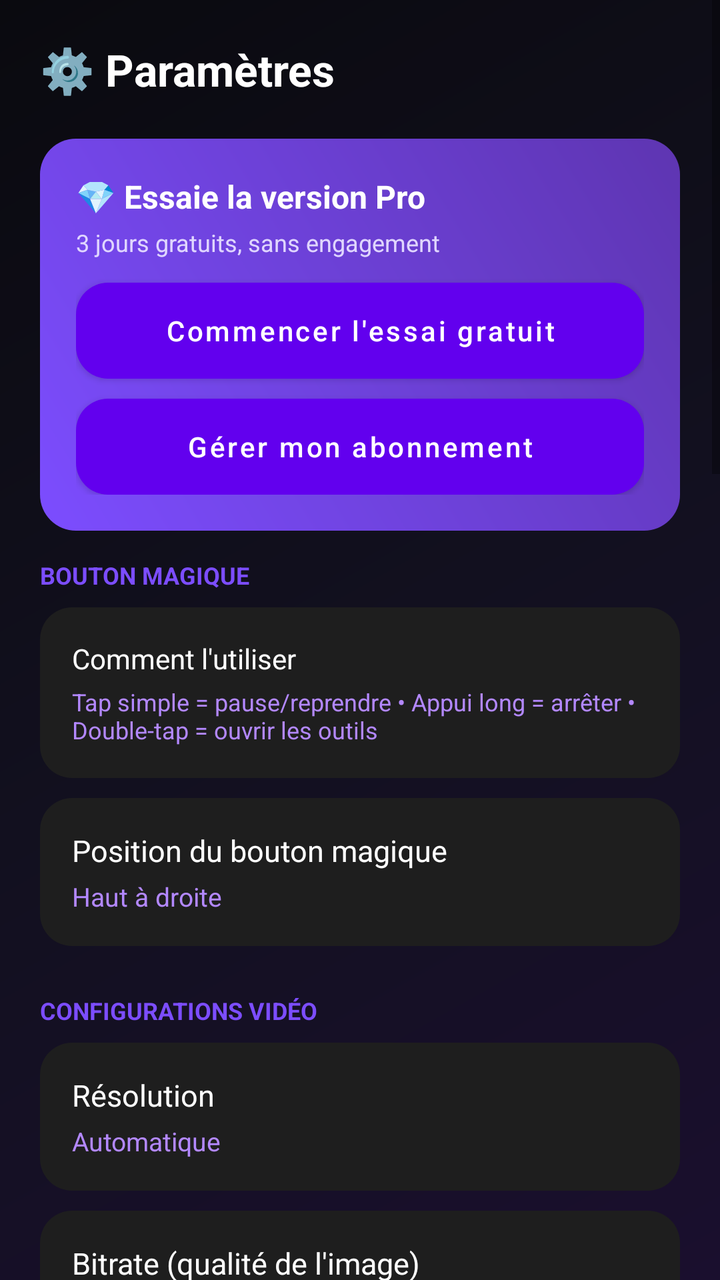
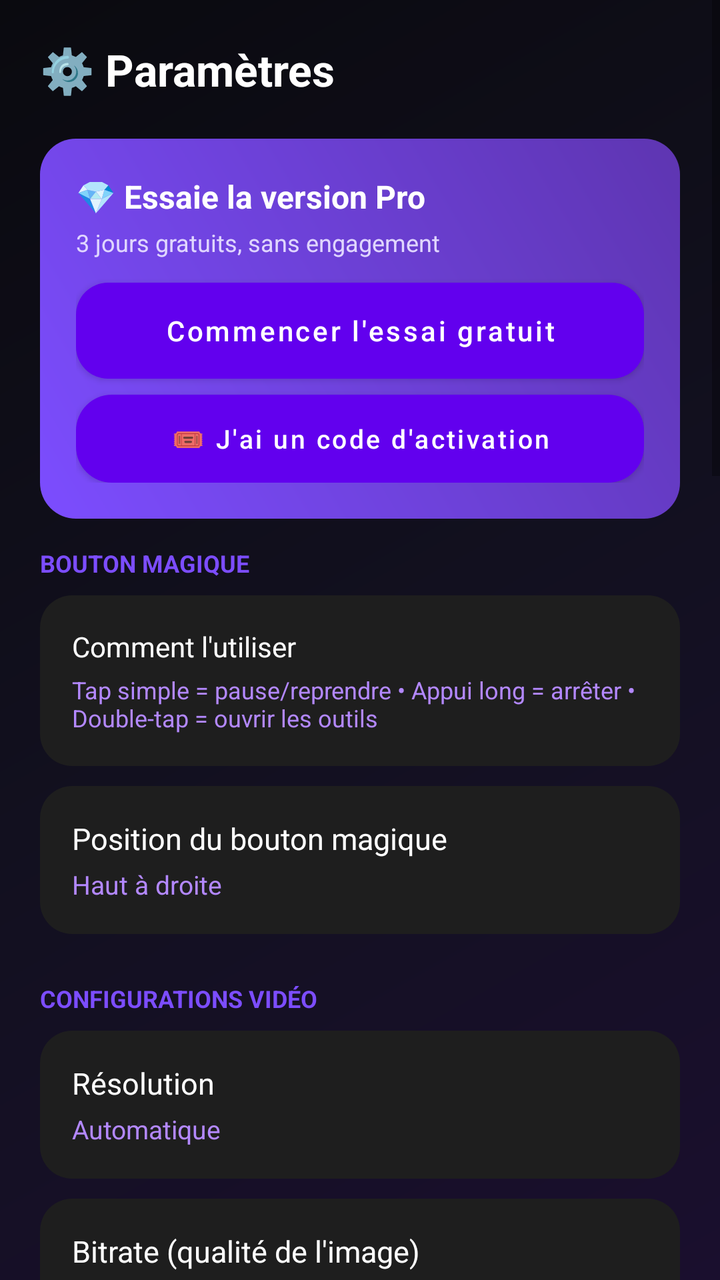

Screens rendered from an Android XML layout before and after an edit, with the pre-edit source and the edit as a unified diff.
<!-- AndroidManifest.xml: application theme Theme.ScreenRecorder -->
<!-- res/layout/activity_settings.xml -->
<?xml version="1.0" encoding="utf-8"?>
<ScrollView xmlns:android="http://schemas.android.com/apk/res/android"
    android:layout_width="match_parent"
    android:layout_height="match_parent"
    android:background="@drawable/bg_gradient_screen">

    <LinearLayout
        android:layout_width="match_parent"
        android:layout_height="wrap_content"
        android:orientation="vertical"
        android:padding="20dp">

        <TextView
            android:layout_width="wrap_content"
            android:layout_height="wrap_content"
            android:text="⚙️ Paramètres"
            android:textColor="#FFFFFF"
            android:textSize="22sp"
            android:textStyle="bold"
            android:layout_marginBottom="6dp" />

        <LinearLayout
            android:id="@+id/trialCard"
            android:layout_width="match_parent"
            android:layout_height="wrap_content"
            android:orientation="vertical"
            android:background="@drawable/bg_stat_purple"
            android:padding="18dp"
            android:layout_marginTop="14dp"
            android:layout_marginBottom="14dp">

            <TextView
                android:id="@+id/trialTitle"
                android:layout_width="wrap_content"
                android:layout_height="wrap_content"
                android:text="💎 Essaie la version Pro"
                android:textColor="#FFFFFF"
                android:textSize="16sp"
                android:textStyle="bold" />

            <TextView
                android:id="@+id/trialSubtitle"
                android:layout_width="wrap_content"
                android:layout_height="wrap_content"
                android:text="3 jours gratuits, sans engagement"
                android:textColor="#E0D6FF"
                android:textSize="12sp"
                android:layout_marginTop="4dp"
                android:layout_marginBottom="12dp" />

            <Button
                android:id="@+id/trialButton"
                android:layout_width="match_parent"
                android:layout_height="48dp"
                android:background="@drawable/bg_card"
                android:textColor="#FFFFFF"
                android:textAllCaps="false"
                android:text="Commencer l'essai gratuit" />

            <Button
                android:id="@+id/manageSubscriptionButton"
                android:layout_width="match_parent"
                android:layout_height="48dp"
                android:background="@drawable/bg_card"
                android:textColor="#FFFFFF"
                android:textAllCaps="false"
                android:text="Gérer mon abonnement"
                android:layout_marginTop="10dp" />

        </LinearLayout>

        <TextView
            android:layout_width="wrap_content"
            android:layout_height="wrap_content"
            android:text="BOUTON MAGIQUE"
            android:textColor="#7C4DFF"
            android:textSize="12sp"
            android:textStyle="bold"
            android:layout_marginBottom="8dp" />

        <LinearLayout
            android:layout_width="match_parent"
            android:layout_height="wrap_content"
            android:orientation="vertical"
            android:background="@drawable/bg_card"
            android:padding="16dp"
            android:layout_marginBottom="10dp">

            <TextView
                android:layout_width="wrap_content"
                android:layout_height="wrap_content"
                android:text="Comment l'utiliser"
                android:textColor="#FFFFFF"
                android:textSize="14sp" />

            <TextView
                android:layout_width="match_parent"
                android:layout_height="wrap_content"
                android:text="Tap simple = pause/reprendre • Appui long = arrêter • Double-tap = ouvrir les outils"
                android:textColor="#B388FF"
                android:textSize="12sp"
                android:layout_marginTop="4dp" />
        </LinearLayout>

        <LinearLayout
            android:id="@+id/bubblePositionRow"
            android:layout_width="match_parent"
            android:layout_height="wrap_content"
            android:orientation="vertical"
            android:background="@drawable/bg_card"
            android:clickable="true"
            android:focusable="true"
            android:padding="16dp"
            android:layout_marginBottom="10dp">

            <TextView
                android:layout_width="wrap_content"
                android:layout_height="wrap_content"
                android:text="Position du bouton magique"
                android:textColor="#FFFFFF"
                android:textSize="15sp" />

            <TextView
                android:id="@+id/bubblePositionValue"
                android:layout_width="wrap_content"
                android:layout_height="wrap_content"
                android:text="Haut à droite"
                android:textColor="#B388FF"
                android:textSize="13sp"
                android:layout_marginTop="4dp" />
        </LinearLayout>

        <TextView
            android:layout_width="wrap_content"
            android:layout_height="wrap_content"
            android:text="CONFIGURATIONS VIDÉO"
            android:textColor="#7C4DFF"
            android:textSize="12sp"
            android:textStyle="bold"
            android:layout_marginTop="14dp"
            android:layout_marginBottom="8dp" />

        <LinearLayout
            android:id="@+id/resolutionRow"
            android:layout_width="match_parent"
            android:layout_height="wrap_content"
            android:orientation="vertical"
            android:background="@drawable/bg_card"
            android:clickable="true"
            android:focusable="true"
            android:padding="16dp"
            android:layout_marginBottom="10dp">

            <TextView
                android:layout_width="wrap_content"
                android:layout_height="wrap_content"
                android:text="Résolution"
                android:textColor="#FFFFFF"
                android:textSize="15sp" />

            <TextView
                android:id="@+id/resolutionValue"
                android:layout_width="wrap_content"
                android:layout_height="wrap_content"
                android:text="Automatique"
                android:textColor="#B388FF"
                android:textSize="13sp"
                android:layout_marginTop="4dp" />
        </LinearLayout>

        <LinearLayout
            android:id="@+id/bitrateRow"
            android:layout_width="match_parent"
            android:layout_height="wrap_content"
            android:orientation="vertical"
            android:background="@drawable/bg_card"
            android:clickable="true"
            android:focusable="true"
            android:padding="16dp"
            android:layout_marginBottom="10dp">

            <TextView
                android:layout_width="wrap_content"
                android:layout_height="wrap_content"
                android:text="Bitrate (qualité de l'image)"
                android:textColor="#FFFFFF"
                android:textSize="15sp" />

            <TextView
                android:id="@+id/bitrateValue"
                android:layout_width="wrap_content"
                android:layout_height="wrap_content"
                android:text="Automatique"
                android:textColor="#B388FF"
                android:textSize="13sp"
                android:layout_marginTop="4dp" />
        </LinearLayout>

        <LinearLayout
            android:id="@+id/frameRateRow"
            android:layout_width="match_parent"
            android:layout_height="wrap_content"
            android:orientation="vertical"
            android:background="@drawable/bg_card"
            android:clickable="true"
            android:focusable="true"
            android:padding="16dp"
            android:layout_marginBottom="10dp">

            <TextView
                android:layout_width="wrap_content"
                android:layout_height="wrap_content"
                android:text="Fréquence d'images (FPS)"
                android:textColor="#FFFFFF"
                android:textSize="15sp" />

            <TextView
                android:id="@+id/frameRateValue"
                android:layout_width="wrap_content"
                android:layout_height="wrap_content"
                android:text="Automatique"
                android:textColor="#B388FF"
                android:textSize="13sp"
                android:layout_marginTop="4dp" />
        </LinearLayout>

        <LinearLayout
            android:id="@+id/countdownRow"
            android:layout_width="match_parent"
            android:layout_height="wrap_content"
            android:orientation="vertical"
            android:background="@drawable/bg_card"
            android:clickable="true"
            android:focusable="true"
            android:padding="16dp"
            android:layout_marginBottom="10dp">

            <TextView
                android:layout_width="wrap_content"
                android:layout_height="wrap_content"
                android:text="Compte à rebours"
                android:textColor="#FFFFFF"
                android:textSize="15sp" />

            <TextView
                android:id="@+id/countdownValue"
                android:layout_width="wrap_content"
                android:layout_height="wrap_content"
                android:text="3s"
                android:textColor="#B388FF"
                android:textSize="13sp"
                android:layout_marginTop="4dp" />
        </LinearLayout>

        <TextView
            android:layout_width="wrap_content"
            android:layout_height="wrap_content"
            android:text="STABILITÉ"
            android:textColor="#7C4DFF"
            android:textSize="12sp"
            android:textStyle="bold"
            android:layout_marginTop="14dp"
            android:layout_marginBottom="8dp" />

        <LinearLayout
            android:id="@+id/batteryRow"
            android:layout_width="match_parent"
            android:layout_height="wrap_content"
            android:orientation="vertical"
            android:background="@drawable/bg_card"
            android:clickable="true"
            android:focusable="true"
            android:padding="16dp"
            android:layout_marginBottom="10dp">

            <TextView
                android:layout_width="wrap_content"
                android:layout_height="wrap_content"
                android:text="Éviter les arrêts imprévus"
                android:textColor="#FFFFFF"
                android:textSize="15sp" />

            <TextView
                android:layout_width="match_parent"
                android:layout_height="wrap_content"
                android:text="Désactive l'optimisation de batterie du système pour cette appli"
                android:textColor="#B388FF"
                android:textSize="12sp"
                android:layout_marginTop="4dp" />
        </LinearLayout>

        <TextView
            android:layout_width="wrap_content"
            android:layout_height="wrap_content"
            android:text="PERSONNALISATION"
            android:textColor="#7C4DFF"
            android:textSize="12sp"
            android:textStyle="bold"
            android:layout_marginTop="14dp"
            android:layout_marginBottom="8dp" />

        <LinearLayout
            android:layout_width="match_parent"
            android:layout_height="wrap_content"
            android:orientation="vertical"
            android:background="@drawable/bg_card"
            android:padding="16dp"
            android:layout_marginBottom="10dp">

            <LinearLayout
                android:layout_width="match_parent"
                android:layout_height="wrap_content"
                android:orientation="horizontal"
                android:gravity="center_vertical">

                <TextView
                    android:layout_width="0dp"
                    android:layout_height="wrap_content"
                    android:layout_weight="1"
                    android:text="Afficher le filigrane"
                    android:textColor="#FFFFFF"
                    android:textSize="14sp" />

                <CheckBox
                    android:id="@+id/watermarkCheck"
                    android:layout_width="wrap_content"
                    android:layout_height="wrap_content" />
            </LinearLayout>

            <EditText
                android:id="@+id/watermarkTextInput"
                android:layout_width="match_parent"
                android:layout_height="wrap_content"
                android:hint="Texte du filigrane"
                android:textColor="#FFFFFF"
                android:textColorHint="#888888"
                android:layout_marginTop="10dp" />

            <Button
                android:id="@+id/logoPickerButton"
                android:layout_width="match_parent"
                android:layout_height="wrap_content"
                android:background="@drawable/bg_stat_pink"
                android:textColor="#FFFFFF"
                android:textAllCaps="false"
                android:textSize="13sp"
                android:text="🖼️ Utiliser mon logo (Pro)"
                android:layout_marginTop="10dp" />

        </LinearLayout>

        <LinearLayout
            android:layout_width="match_parent"
            android:layout_height="wrap_content"
            android:orientation="horizontal"
            android:gravity="center_vertical"
            android:background="@drawable/bg_card"
            android:padding="16dp"
            android:layout_marginBottom="10dp">

            <TextView
                android:layout_width="0dp"
                android:layout_height="wrap_content"
                android:layout_weight="1"
                android:text="Masquer la bulle d'outils pendant l'enregistrement"
                android:textColor="#FFFFFF"
                android:textSize="14sp" />

            <CheckBox
                android:id="@+id/hideBubbleCheck"
                android:layout_width="wrap_content"
                android:layout_height="wrap_content" />

        </LinearLayout>

        <LinearLayout
            android:layout_width="match_parent"
            android:layout_height="wrap_content"
            android:orientation="horizontal"
            android:gravity="center_vertical"
            android:background="@drawable/bg_card"
            android:padding="16dp"
            android:layout_marginBottom="10dp">

            <TextView
                android:layout_width="0dp"
                android:layout_height="wrap_content"
                android:layout_weight="1"
                android:text="Utiliser la corbeille"
                android:textColor="#FFFFFF"
                android:textSize="14sp" />

            <CheckBox
                android:id="@+id/trashCheck"
                android:layout_width="wrap_content"
                android:layout_height="wrap_content" />

        </LinearLayout>

        <LinearLayout
            android:layout_width="match_parent"
            android:layout_height="wrap_content"
            android:orientation="horizontal"
            android:gravity="center_vertical"
            android:background="@drawable/bg_card"
            android:padding="16dp"
            android:layout_marginBottom="10dp">

            <TextView
                android:layout_width="0dp"
                android:layout_height="wrap_content"
                android:layout_weight="1"
                android:text="Résumé après enregistrement"
                android:textColor="#FFFFFF"
                android:textSize="14sp" />

            <CheckBox
                android:id="@+id/popupCheck"
                android:layout_width="wrap_content"
                android:layout_height="wrap_content" />

        </LinearLayout>

        <LinearLayout
            android:id="@+id/showTapsRow"
            android:layout_width="match_parent"
            android:layout_height="wrap_content"
            android:orientation="vertical"
            android:background="@drawable/bg_card"
            android:clickable="true"
            android:focusable="true"
            android:padding="16dp"
            android:layout_marginBottom="10dp">

            <TextView
                android:layout_width="wrap_content"
                android:layout_height="wrap_content"
                android:text="Afficher le toucher à l'écran"
                android:textColor="#FFFFFF"
                android:textSize="15sp" />

            <TextView
                android:layout_width="match_parent"
                android:layout_height="wrap_content"
                android:text="Active « Afficher les appuis » dans les Options développeur Android"
                android:textColor="#B388FF"
                android:textSize="12sp"
                android:layout_marginTop="4dp" />
        </LinearLayout>

        <TextView
            android:layout_width="wrap_content"
            android:layout_height="wrap_content"
            android:text="SAUVEGARDE"
            android:textColor="#7C4DFF"
            android:textSize="12sp"
            android:textStyle="bold"
            android:layout_marginTop="14dp"
            android:layout_marginBottom="8dp" />

        <LinearLayout
            android:id="@+id/backupFolderRow"
            android:layout_width="match_parent"
            android:layout_height="wrap_content"
            android:orientation="vertical"
            android:background="@drawable/bg_card"
            android:clickable="true"
            android:focusable="true"
            android:padding="16dp">

            <TextView
                android:layout_width="wrap_content"
                android:layout_height="wrap_content"
                android:text="📁 Dossier de sauvegarde auto (Pro)"
                android:textColor="#FFFFFF"
                android:textSize="15sp" />

            <TextView
                android:id="@+id/backupFolderValue"
                android:layout_width="match_parent"
                android:layout_height="wrap_content"
                android:text="Aucun dossier choisi"
                android:textColor="#B388FF"
                android:textSize="12sp"
                android:layout_marginTop="4dp" />
        </LinearLayout>

    </LinearLayout>
</ScrollView>
<!-- resources referenced by this layout -->
<resources>
  <!-- drawable bg_card (drawable) -->
  <?xml version="1.0" encoding="utf-8"?>
  <shape xmlns:android="http://schemas.android.com/apk/res/android" android:shape="rectangle">
      <solid android:color="#1E1E1E" />
      <corners android:radius="16dp" />
  </shape>
  <!-- drawable bg_gradient_screen (drawable) -->
  <?xml version="1.0" encoding="utf-8"?>
  <shape xmlns:android="http://schemas.android.com/apk/res/android" android:shape="rectangle">
      <gradient
          android:type="linear"
          android:angle="135"
          android:startColor="#1A0F2E"
          android:centerColor="#12101F"
          android:endColor="#0A0A0F" />
  </shape>
  <!-- drawable bg_stat_pink (drawable) -->
  <?xml version="1.0" encoding="utf-8"?>
  <shape xmlns:android="http://schemas.android.com/apk/res/android" android:shape="rectangle">
      <gradient android:type="linear" android:angle="45" android:startColor="#EC407A" android:endColor="#AD1457"/>
      <corners android:radius="18dp"/>
  </shape>
  <!-- drawable bg_stat_purple (drawable) -->
  <?xml version="1.0" encoding="utf-8"?>
  <shape xmlns:android="http://schemas.android.com/apk/res/android" android:shape="rectangle">
      <gradient android:type="linear" android:angle="45" android:startColor="#7C4DFF" android:endColor="#5E35B1" />
      <corners android:radius="18dp" />
  </shape>
  <style name="Theme.ScreenRecorder" parent="Theme.MaterialComponents.DayNight.NoActionBar" />
</resources>

<!-- the commit's change to res/layout/activity_settings.xml (unified diff, before → after) -->
@@ -58,14 +58,15 @@
                 android:text="Commencer l'essai gratuit" />
 
             <Button
-                android:id="@+id/manageSubscriptionButton"
-                android:layout_width="match_parent"
-                android:layout_height="48dp"
-                android:background="@drawable/bg_card"
+                android:id="@+id/redeemCodeButton"
+                android:layout_width="match_parent"
+                android:layout_height="44dp"
+                android:layout_marginTop="8dp"
+                android:background="@drawable/bg_stat_pink"
                 android:textColor="#FFFFFF"
                 android:textAllCaps="false"
-                android:text="Gérer mon abonnement"
-                android:layout_marginTop="10dp" />
+                android:textSize="13sp"
+                android:text="🎟️ J'ai un code d'activation" />
 
         </LinearLayout>
 
